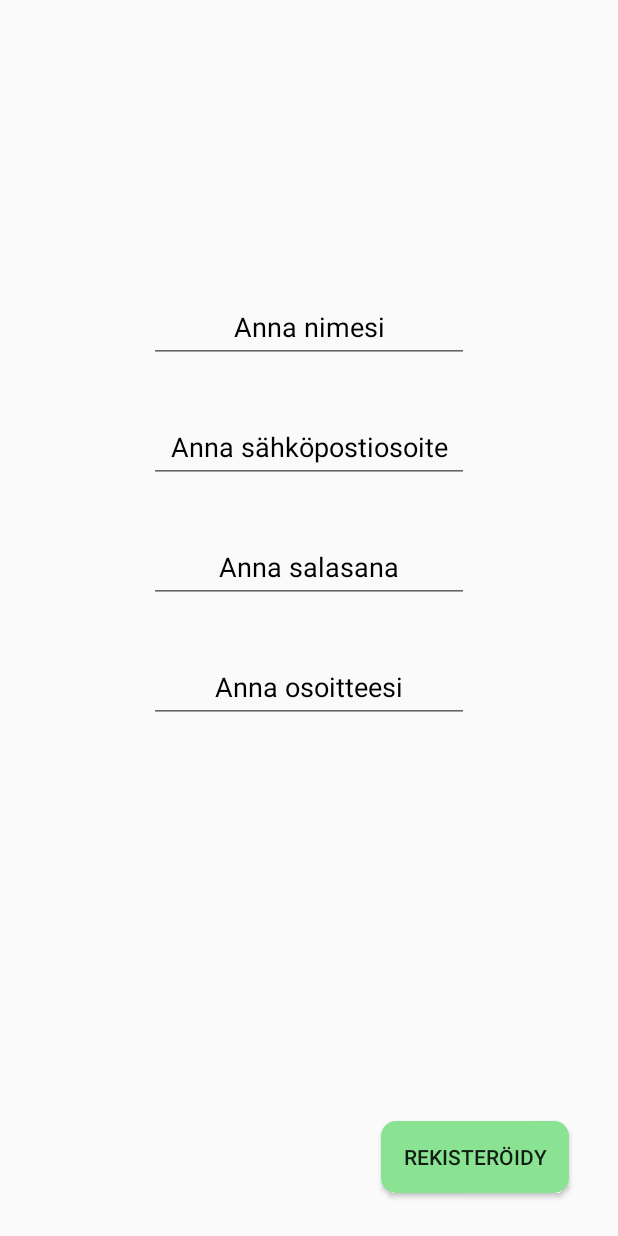
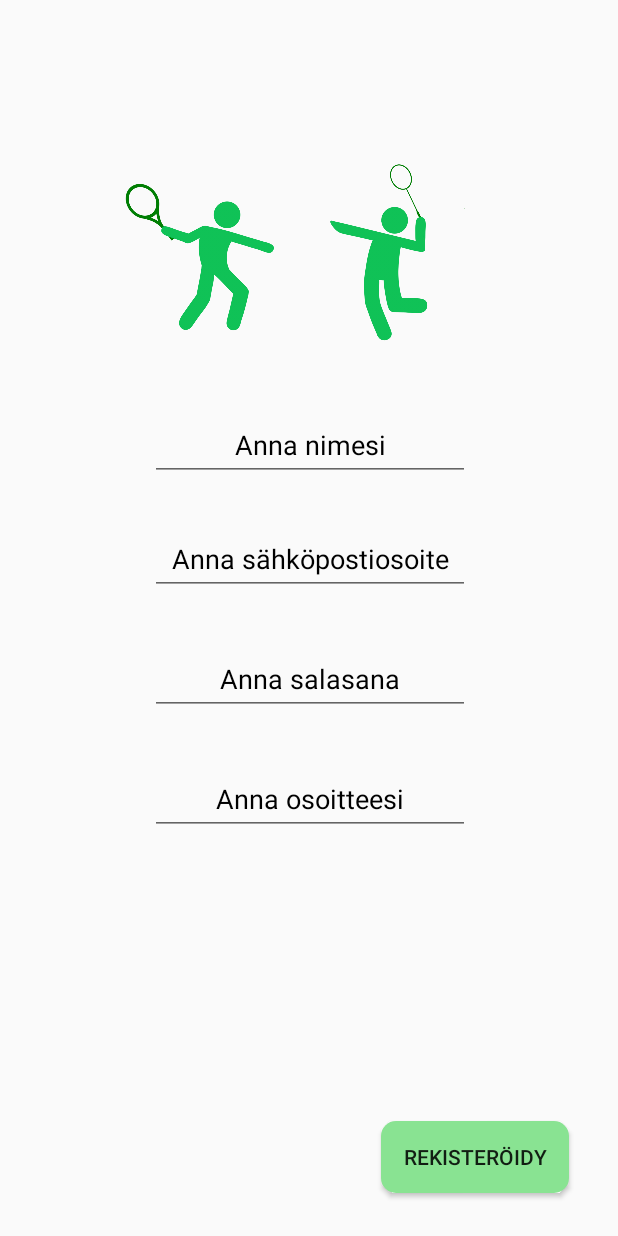
Before and after one commit to tleminen/Ohjelmistotuotanto1, an Android app built with Jetpack Compose: the RegisterFragment screen opened through its navigation route, on a phone screen of 412 x 824 dp. Run offline under Robolectric (Android 15) with nearby library versions, the phone set to English and light mode, and no system bars.

Commit message:
register fragment lisatty kuva

```diff
--- a/app/src/main/res/layout/fragment_login.xml
+++ b/app/src/main/res/layout/fragment_login.xml
@@ -101,8 +101,8 @@
 
         <ImageView
             android:id="@+id/imageView3"
-            android:layout_width="282dp"
-            android:layout_height="259dp"
+            android:layout_width="302dp"
+            android:layout_height="275dp"
             android:layout_marginBottom="32dp"
             android:src="@drawable/pelaajat"
             app:layout_constraintBottom_toTopOf="@+id/etSahkoposti"
--- a/app/src/main/res/layout/fragment_register.xml
+++ b/app/src/main/res/layout/fragment_register.xml
@@ -14,7 +14,7 @@
             android:id="@+id/etAnnaSahkopostiosoite"
             android:layout_width="wrap_content"
             android:layout_height="wrap_content"
-            android:layout_marginTop="32dp"
+            android:layout_marginTop="28dp"
             android:ems="10"
             android:hint="@string/et_text_syotasapo_Register"
             android:inputType="textEmailAddress"
@@ -22,6 +22,7 @@
             android:textAlignment="center"
             android:textColorHint="@color/black"
             app:layout_constraintEnd_toEndOf="parent"
+            app:layout_constraintHorizontal_bias="0.502"
             app:layout_constraintStart_toStartOf="parent"
             app:layout_constraintTop_toBottomOf="@+id/etNimi_Register" />
 
@@ -37,6 +38,7 @@
             android:textAlignment="center"
             android:textColorHint="@color/black"
             app:layout_constraintEnd_toEndOf="parent"
+            app:layout_constraintHorizontal_bias="0.502"
             app:layout_constraintStart_toStartOf="parent"
             app:layout_constraintTop_toBottomOf="@+id/etAnnaSahkopostiosoite" />
 
@@ -52,6 +54,7 @@
             android:textAlignment="center"
             android:textColorHint="@color/black"
             app:layout_constraintEnd_toEndOf="parent"
+            app:layout_constraintHorizontal_bias="0.502"
             app:layout_constraintStart_toStartOf="parent"
             app:layout_constraintTop_toBottomOf="@+id/etAnnaSalasana" />
 
@@ -80,9 +83,20 @@
             android:textColorHint="@color/black"
             app:layout_constraintBottom_toBottomOf="parent"
             app:layout_constraintEnd_toEndOf="parent"
+            app:layout_constraintHorizontal_bias="0.502"
             app:layout_constraintStart_toStartOf="parent"
             app:layout_constraintTop_toTopOf="parent"
-            app:layout_constraintVertical_bias="0.25" />
+            app:layout_constraintVertical_bias="0.351" />
+
+        <ImageView
+            android:id="@+id/imageView5"
+            android:layout_width="325dp"
+            android:layout_height="235dp"
+            android:layout_marginBottom="28dp"
+            android:src="@drawable/pelaajat"
+            app:layout_constraintBottom_toBottomOf="@+id/etNimi_Register"
+            app:layout_constraintEnd_toEndOf="parent"
+            app:layout_constraintStart_toStartOf="parent" />
 
 
     </androidx.constraintlayout.widget.ConstraintLayout>
```
